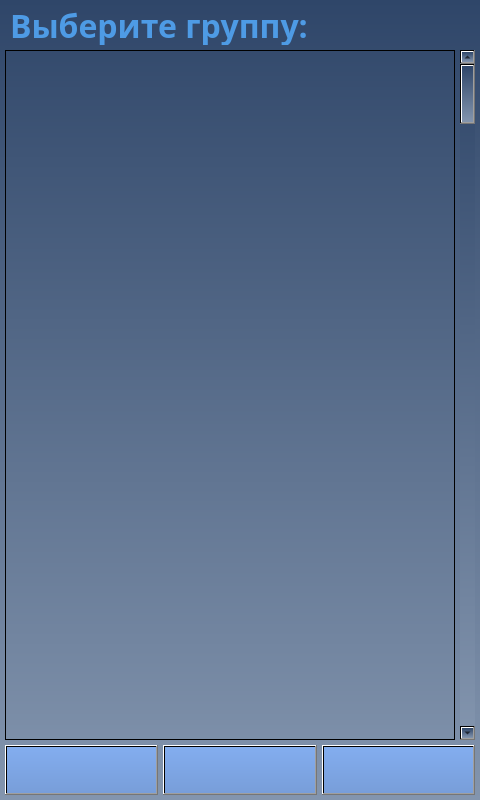
Above: client/GUI/ui/screen_7_select_group.ui from komrade2801/AutoSklad before the change. Below: the same form after it.
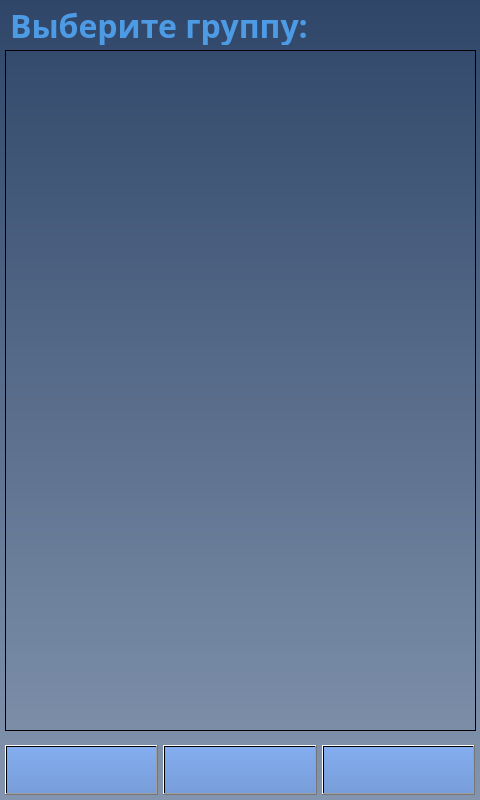
That is the form after the change. Icons and pictures are not drawn.

What changed in the file:
```diff
--- a/client/GUI/ui/screen_7_select_group.ui
+++ b/client/GUI/ui/screen_7_select_group.ui
@@ -16,19 +16,6 @@
   <property name="styleSheet">
    <string notr="true">background-color: qlineargradient(spread:pad, x1:0.5, y1:0, x2:0.5, y2:1, stop:0 rgba(47, 70, 105, 255), stop:1 rgba(131, 149, 174, 255));</string>
   </property>
-  <widget class="QScrollBar" name="ScrollBar">
-   <property name="geometry">
-    <rect>
-     <x>460</x>
-     <y>50</y>
-     <width>15</width>
-     <height>690</height>
-    </rect>
-   </property>
-   <property name="orientation">
-    <enum>Qt::Vertical</enum>
-   </property>
-  </widget>
   <widget class="QPushButton" name="btn_up">
    <property name="enabled">
     <bool>true</bool>
@@ -81,8 +68,8 @@
     <rect>
      <x>5</x>
      <y>50</y>
-     <width>450</width>
-     <height>690</height>
+     <width>471</width>
+     <height>681</height>
     </rect>
    </property>
    <property name="whatsThis">
```
Left out of the diff: 16 changed lines with no effect on the pictures.
